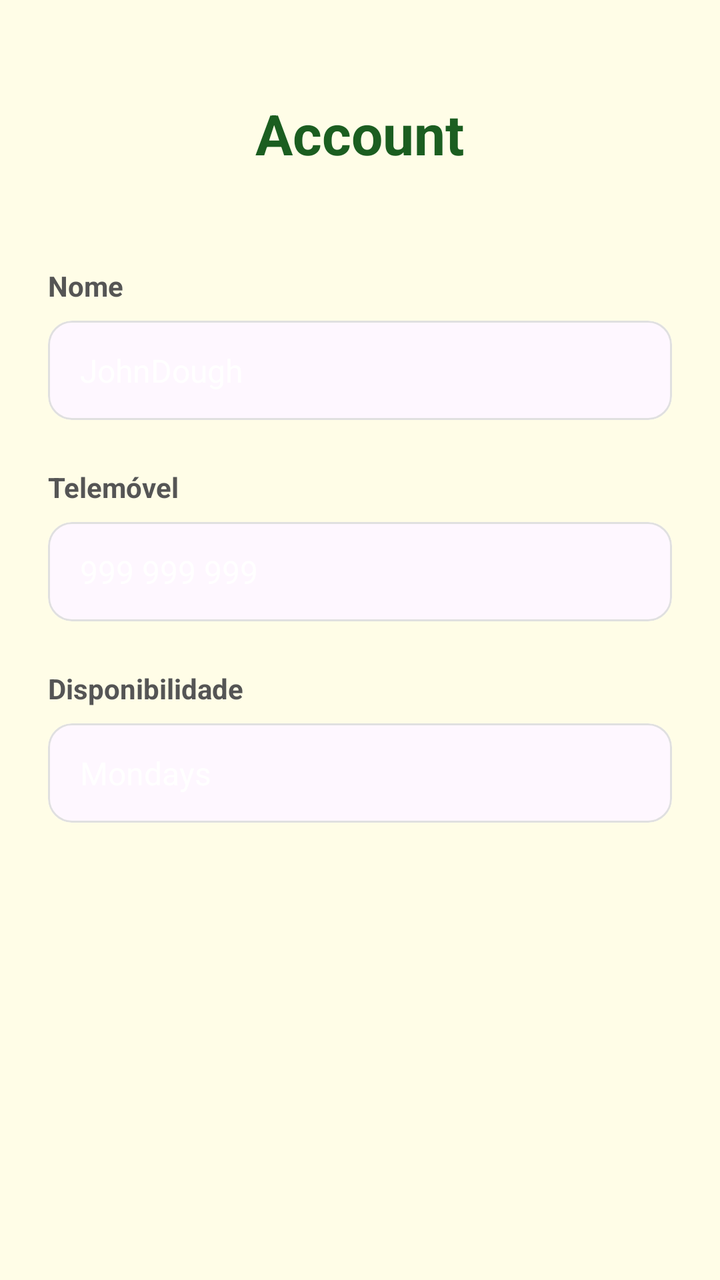
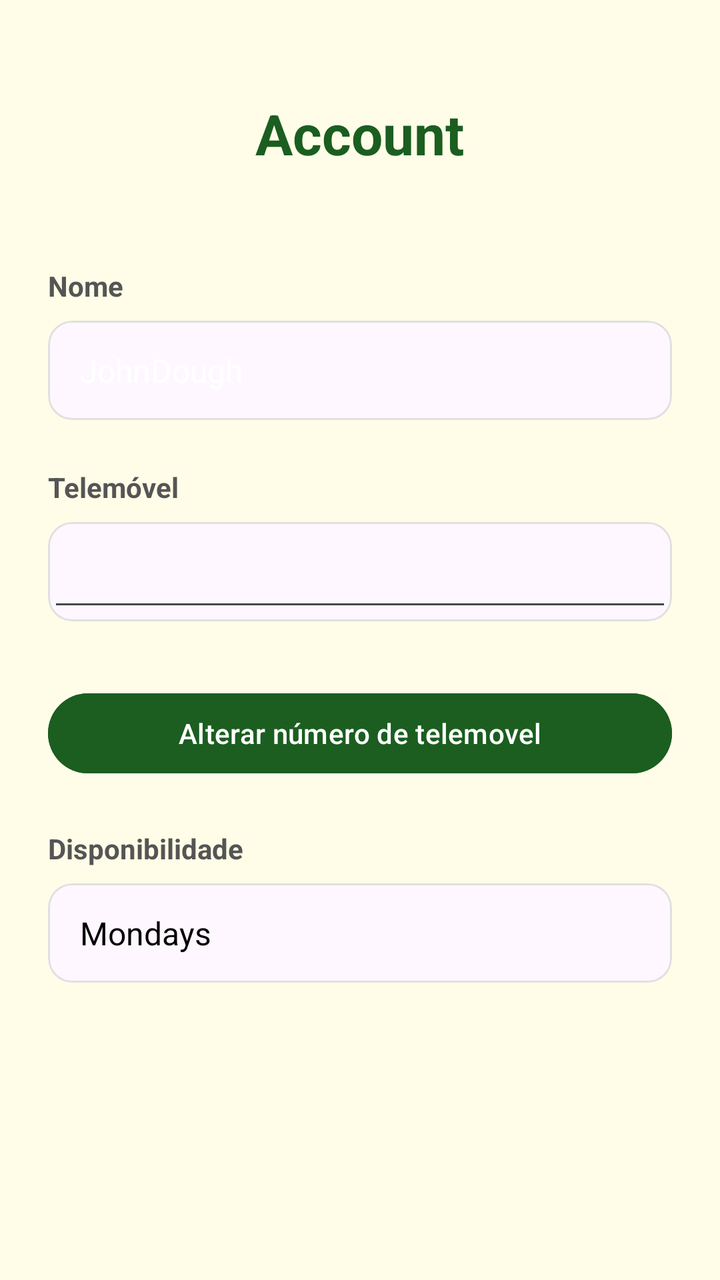

An Android layout rendered at two revisions. The XML below is the earlier revision; the diff shows what the commit changed to produce the second picture.
<!-- AndroidManifest.xml: application theme Theme.PrimeiraApp -->
<!-- res/layout/activity_account_page.xml -->
<ScrollView xmlns:android="http://schemas.android.com/apk/res/android"
    android:id="@+id/main"
    android:layout_width="match_parent"
    android:layout_height="match_parent"
    android:background="@color/background"
    android:fillViewport="true"
    >

    <LinearLayout
        android:layout_width="match_parent"
        android:layout_height="wrap_content"
        android:orientation="vertical"
        android:padding="24dp">


        <TextView
            android:layout_width="wrap_content"
            android:layout_height="wrap_content"
            android:layout_gravity="center_horizontal"
            android:layout_marginTop="24dp"
            android:text="Account"
            android:textColor="@color/text_primary"
            android:textSize="28sp"
            android:textStyle="bold" />

        <View
            android:layout_width="0dp"
            android:layout_height="48dp" />

        <TextView
            android:layout_width="wrap_content"
            android:layout_height="wrap_content"
            android:text="Nome"
            android:textColor="@color/text_secondary"
            android:textSize="14sp"
            android:textStyle="bold" />

        <View
            android:layout_width="0dp"
            android:layout_height="8dp" />

        <com.google.android.material.card.MaterialCardView
            android:layout_width="match_parent"
            android:layout_height="wrap_content"
            app:cardCornerRadius="12dp"
            app:cardElevation="0dp"
            app:strokeColor="#E0E0E0"
            app:strokeWidth="1dp"
            xmlns:app="http://schemas.android.com/apk/res-auto">

            <TextView
                android:id="@+id/name"
                android:layout_width="match_parent"
                android:layout_height="wrap_content"
                android:paddingHorizontal="16dp"
                android:paddingVertical="14dp"
                android:text="JohnDough"
                android:textColor="@color/white"
                android:textSize="16sp" />

        </com.google.android.material.card.MaterialCardView>

        <View
            android:layout_width="0dp"
            android:layout_height="24dp" />

        <TextView
            android:layout_width="wrap_content"
            android:layout_height="wrap_content"
            android:text="Telemóvel"
            android:textColor="@color/text_secondary"
            android:textSize="14sp"
            android:textStyle="bold" />

        <View
            android:layout_width="0dp"
            android:layout_height="8dp" />

        <com.google.android.material.card.MaterialCardView
            android:layout_width="match_parent"
            android:layout_height="wrap_content"
            app:cardCornerRadius="12dp"
            app:cardElevation="0dp"
            app:strokeColor="#E0E0E0"
            app:strokeWidth="1dp"
            xmlns:app="http://schemas.android.com/apk/res-auto">

            <TextView
                android:id="@+id/phonenumber"
                android:layout_width="match_parent"
                android:layout_height="wrap_content"
                android:paddingHorizontal="16dp"
                android:paddingVertical="14dp"
                android:text="999 999 999"
                android:textColor="@color/white"
                android:textSize="16sp" />

        </com.google.android.material.card.MaterialCardView>

        <View
            android:layout_width="0dp"
            android:layout_height="24dp" />

        <TextView
            android:layout_width="wrap_content"
            android:layout_height="wrap_content"
            android:text="Disponibilidade"
            android:textColor="@color/text_secondary"
            android:textSize="14sp"
            android:textStyle="bold" />

        <View
            android:layout_width="0dp"
            android:layout_height="8dp" />

        <com.google.android.material.card.MaterialCardView
            android:layout_width="match_parent"
            android:layout_height="wrap_content"
            app:cardCornerRadius="12dp"
            app:cardElevation="0dp"
            app:strokeColor="#E0E0E0"
            app:strokeWidth="1dp"
            xmlns:app="http://schemas.android.com/apk/res-auto">

            <TextView
                android:id="@+id/availability"
                android:layout_width="match_parent"
                android:layout_height="wrap_content"
                android:paddingHorizontal="16dp"
                android:paddingVertical="14dp"
                android:text="Mondays"
                android:textColor="@color/white"
                android:textSize="16sp" />

        </com.google.android.material.card.MaterialCardView>

    </LinearLayout>

</ScrollView>
<!-- resources referenced by this layout -->
<resources>
  <color name="background">#FFFDE7</color>
  <color name="text_primary">#1B5E20</color>
  <color name="text_secondary">#555555</color>
  <color name="white">#FFFFFFFF</color>
  <style name="Theme.PrimeiraApp" parent="Base.Theme.PrimeiraApp" />
  <style name="Base.Theme.PrimeiraApp" parent="Theme.Material3.DayNight.NoActionBar">
          <item name="colorPrimary">@color/primary</item>
          <item name="colorOnPrimary">@color/on_primary</item>
          <item name="colorPrimaryContainer">@color/primary_container</item>
          <item name="colorSecondary">@color/secondary</item>
          <item name="colorOnSecondary">@color/on_secondary</item>
          <item name="android:statusBarColor">@color/secondary</item>
          <item name="android:windowBackground">@color/background</item>
      </style>
  <color name="primary">#F5C518</color>
  <color name="on_primary">#1B5E20</color>
  <color name="primary_container">#FFFDE7</color>
  <color name="secondary">#1B5E20</color>
  <color name="on_secondary">#FFFFFF</color>
</resources>

<!-- the commit's change to res/layout/activity_account_page.xml (unified diff, before → after) -->
@@ -85,17 +85,27 @@
             app:strokeWidth="1dp"
             xmlns:app="http://schemas.android.com/apk/res-auto">
 
-            <TextView
+            <EditText
                 android:id="@+id/phonenumber"
                 android:layout_width="match_parent"
                 android:layout_height="wrap_content"
                 android:paddingHorizontal="16dp"
                 android:paddingVertical="14dp"
-                android:text="999 999 999"
+                android:clickable="true"
                 android:textColor="@color/white"
                 android:textSize="16sp" />
 
         </com.google.android.material.card.MaterialCardView>
+
+        <Button
+            android:id="@+id/btnSave"
+            android:layout_width="match_parent"
+            android:layout_height="wrap_content"
+            android:layout_marginTop="32dp"
+            android:backgroundTint="@color/text_primary"
+            android:text="Alterar número de telemovel"
+
+            android:textColor="@color/white" />
 
         <View
             android:layout_width="0dp"
@@ -129,7 +139,7 @@
                 android:paddingHorizontal="16dp"
                 android:paddingVertical="14dp"
                 android:text="Mondays"
-                android:textColor="@color/white"
+                android:textColor="@color/black"
                 android:textSize="16sp" />
 
         </com.google.android.material.card.MaterialCardView>
<!-- resource entries referenced after the edit -->
@@ -1,6 +1,7 @@
 <!-- resources referenced by this layout -->
 <resources>
   <color name="background">#FFFDE7</color>
+  <color name="black">#FF000000</color>
   <color name="text_primary">#1B5E20</color>
   <color name="text_secondary">#555555</color>
   <color name="white">#FFFFFFFF</color>
